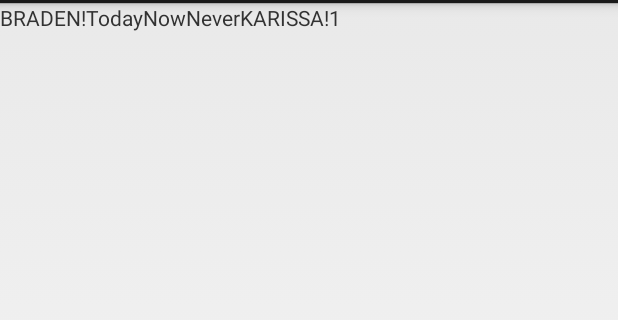
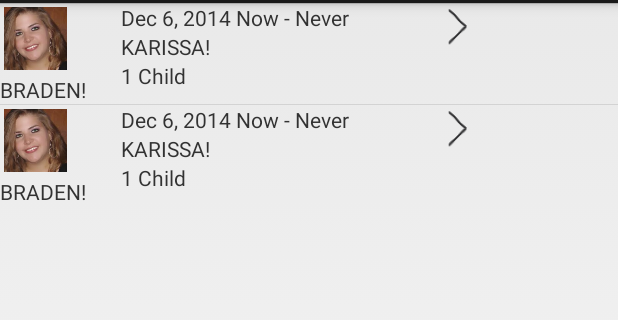
Before and after one commit to buypolarbear/childcareapp-1, an Android app: the screen it shows after launch (MainActivity), on a phone screen of 412 x 824 dp, the part 69-389 px from its top. Run offline under Robolectric (Android 15) with nearby library versions, the phone set to English and light mode, and no system bars.

Commit message:
added some contact card UI stuff

```diff
--- a/app/src/main/java/com/finalproject/cs4962/childcare/ContactCardArrayAdapter.java
+++ b/app/src/main/java/com/finalproject/cs4962/childcare/ContactCardArrayAdapter.java
@@ -5,29 +5,41 @@ import android.view.LayoutInflater;
 import android.view.View;
 import android.view.ViewGroup;
 import android.widget.ArrayAdapter;
+import android.widget.ImageView;
 import android.widget.TextView;
 
 import java.util.ArrayList;
+import java.util.Random;
 
 /**
  * Created by Braden on 12/4/2014.
  */
 class ContactViewHolder {
-    TextView sitterName, date, startTime, endTime, parentName, numKids;
+    TextView sitterName, dateTimes, parentName, numKids;
+    ImageView contactPicture;
+    ImageView arrow;
 }
 
 public class ContactCardArrayAdapter extends ArrayAdapter<ContactCardRowData> {
 
     private ArrayList<ContactCardRowData> list;
-
+    private MainActivity _activity;
+    private View.OnTouchListener _handler;
     //this custom adapter receives an ArrayList of RowData objects.
     //RowData is my class that represents the data for a single row and could be anything.
-    public ContactCardArrayAdapter(Context context, int textViewResourceId, ArrayList<ContactCardRowData> rowDataList)
+    public ContactCardArrayAdapter(Context context,
+                                   int textViewResourceId,
+                                   ArrayList<ContactCardRowData> rowDataList,
+                                   View.OnTouchListener handler,
+                                   MainActivity activity)
     {
         //populate the local list with data.
         super(context, textViewResourceId, rowDataList);
         this.list = new ArrayList<ContactCardRowData>();
         this.list.addAll(rowDataList);
+
+        this._activity = activity;
+        this._handler = handler;
     }
 
     public View getView(final int position, View convertView, ViewGroup parent)
@@ -40,15 +52,17 @@ public class ContactCardArrayAdapter extends ArrayAdapter<ContactCardRowData> {
 
         //inflating the row layout we defined earlier.
         convertView = inflator.inflate(R.layout.contact_view, null);
+        convertView.setOnTouchListener(this._handler);
 
         //setting the views into the ViewHolder.
-        holder.date = (TextView) convertView.findViewById(R.id.date);
+        holder.dateTimes = (TextView) convertView.findViewById(R.id.dateTimes);
         holder.sitterName = (TextView) convertView.findViewById(R.id.sitterName);
-        holder.startTime = (TextView) convertView.findViewById(R.id.startTime);
-        holder.endTime = (TextView) convertView.findViewById(R.id.endTime);
+
+
         holder.parentName = (TextView) convertView.findViewById(R.id.parentName);
         holder.numKids = (TextView) convertView.findViewById(R.id.numKids);
-
+        holder.contactPicture = (ImageView) convertView.findViewById(R.id.contactPicture);
+        holder.arrow = (ImageView) convertView.findViewById(R.id.arrow);
 
         /*//define an onClickListener for the ImageView.
         /*holder.changeRowStatus.setOnClickListener(new OnClickListener()
@@ -79,12 +93,34 @@ public class ContactCardArrayAdapter extends ArrayAdapter<ContactCardRowData> {
         //holder.title.setText(rowDataList.get(position).getName());
         //holder.checked.setChecked(rowDataList.get(position).isChecked());
 
-        holder.date.setText(list.get(position).date);
+        Random rand = new Random();
+        switch(rand.nextInt(3)) {
+            case 0:
+                holder.contactPicture.setImageResource(R.drawable.profile_pic_1);
+                break;
+            case 1:
+                holder.contactPicture.setImageResource(R.drawable.profile_pic_1);
+                break;
+            case 2:
+                holder.contactPicture.setImageResource(R.drawable.profile_pic_1);
+                break;
+        }
+
+        holder.dateTimes.setText(list.get(position).date + " " + list.get(position).startTime + " - " + list.get(position).endTime);
         holder.sitterName.setText(list.get(position).sittername);
-        holder.startTime.setText(list.get(position).startTime);
-        holder.endTime.setText(list.get(position).endTime);
         holder.parentName.setText(list.get(position).parentname);
-        holder.numKids.setText(list.get(position).numKids);
+
+        String append = "";
+        if(Integer.parseInt(list.get(position).numKids) > 1)
+            append = " Children";
+        else
+            append = " Child";
+
+
+        holder.numKids.setText(list.get(position).numKids + append);
+
+
+        holder.arrow.setImageResource(R.drawable.ic_action_name2);
 
         //return the row view.
         return convertView;
--- a/app/src/main/java/com/finalproject/cs4962/childcare/ContactCardClicked.java
+++ b/app/src/main/java/com/finalproject/cs4962/childcare/ContactCardClicked.java
@@ -1,7 +1,25 @@
 package com.finalproject.cs4962.childcare;
+
+import android.view.MotionEvent;
+import android.view.View;
 
 /**
  * Created by Braden on 12/6/2014.
  */
-public class ContactCardClicked {
+public class ContactCardClicked implements View.OnTouchListener {
+
+    public MainActivity activity;
+    public ContactCardClicked(MainActivity Activity) {
+        this.activity = Activity;
+    }
+
+    @Override
+    public boolean onTouch(View view, MotionEvent motionEvent) {
+        if(motionEvent.getAction() == MotionEvent.ACTION_DOWN) {
+            //show the details screen
+            activity.LoadDetailedEventView(view);
+            return true;
+        }
+        return false;
+    }
 }
--- a/app/src/main/java/com/finalproject/cs4962/childcare/MainActivity.java
+++ b/app/src/main/java/com/finalproject/cs4962/childcare/MainActivity.java
@@ -8,7 +8,9 @@ import android.widget.AdapterView;
 import android.widget.ArrayAdapter;
 import android.widget.ListView;
 
+import java.text.DateFormat;
 import java.util.ArrayList;
+import java.util.Date;
 import java.util.List;
 
 import server.API;
@@ -23,14 +25,15 @@ public class MainActivity extends Activity {
         super.onCreate(savedInstanceState);
         setContentView(R.layout.activity_main);
         ListView list = (ListView)findViewById(R.id.listView);
-        ContactCardArrayAdapter dataAdapter = new ContactCardArrayAdapter(this, R.id.sitterName, GetScheduledEvents());
+        ContactCardArrayAdapter dataAdapter = new ContactCardArrayAdapter(this, R.id.sitterName, GetScheduledEvents(), new ContactCardClicked(this), this);
         list.setAdapter(dataAdapter);
     }
     ///////////////////////////////////////////////////////////////////////////
     public ArrayList<ContactCardRowData> GetScheduledEvents() {
+
         ArrayList<ContactCardRowData> data = new ArrayList<ContactCardRowData>();
         ContactCardRowData item = new ContactCardRowData();
-        item.date = "Today";
+        item.date = DateFormat.getDateInstance().format(new Date());
         item.startTime = "Now";
         item.endTime = "Never";
         item.parentname = "KARISSA!";
@@ -39,17 +42,19 @@ public class MainActivity extends Activity {
 
         data.add(item);
 
+        item = new ContactCardRowData();
+        item.date = DateFormat.getDateInstance().format(new Date());
+        item.startTime = "Now";
+        item.endTime = "Never";
+        item.parentname = "KARISSA!";
+        item.sittername = "BRADEN!";
+        item.numKids = "1";
+
+        data.add(item);
         return data;
     }
     ///////////////////////////////////////////////////////////////////////////
     protected ListView addItemsToListView(ListView listview, List<ViewGroup> views) {
-        /*for(View view : views){
-            listview.addView(view);
-        }*/
-        //add the back button
-        //TextView back = new TextView(this);
-        //back.setText("Return to Main Menu");
-        //views.(back);
 
         final ArrayAdapter<ViewGroup> adapter = new ArrayAdapter<ViewGroup>(this, 0);
 
@@ -69,33 +74,10 @@ public class MainActivity extends Activity {
         return listview;
     }
     ///////////////////////////////////////////////////////////////////////////
-    /*protected ListView addItemsToListView(ListView view, ArrayList<String> items) {
-        final ArrayList<String> list = new ArrayList<String>();
-        for (int i = 0; i < items.size(); ++i) {
-            list.add(items.get(i));
-        }
-
-        //add the back button
-        list.add("Return to Main Menu");
-
-        final StableArrayAdapter adapter = new StableArrayAdapter(this,
-                android.R.layout.simple_list_item_1, list);
-
-        view.setAdapter(adapter);
-        view.setOnItemClickListener(new AdapterView.OnItemClickListener() {
-
-            @Override
-            public void onItemClick(AdapterView<?> parent, final View view, int position, long id) {
-                final String item = (String) parent.getItemAtPosition(position);
-                if (item.contains("Main Menu")) {
-                    LoadMainMenu();
-                    return;
-                }
-            }
-        });
-
-        return view;
-    }*/
+    public void LoadDetailedEventView(View view) {
+        //TODO;
+        setContentView(R.layout.detailed_event_view);
+    }
     ///////////////////////////////////////////////////////////////////////////
     protected void LoadMainMenu() {
 
--- a/app/src/main/res/layout/contact_view.xml
+++ b/app/src/main/res/layout/contact_view.xml
@@ -3,44 +3,74 @@
 <LinearLayout xmlns:android="http://schemas.android.com/apk/res/android"
     android:id="@+id/contactLayout"
     android:orientation="horizontal"
-    android:layout_width="match_parent"
+    android:layout_width="wrap_content"
     android:layout_height="match_parent">
 
 
-    <TextView
-        android:id="@+id/sitterName"
+    <LinearLayout
         android:layout_width="wrap_content"
         android:layout_height="wrap_content"
-        android:text="Sitter Name" />
+        android:orientation="vertical">
+
+
+        <ImageView
+            android:id="@+id/contactPicture"
+            android:layout_width="wrap_content"
+            android:layout_height="wrap_content" />
+        <TextView
+            android:id="@+id/sitterName"
+            android:layout_width="wrap_content"
+            android:layout_height="wrap_content"
+            android:text="Sitter Name" />
+
+        </LinearLayout>
+
+
+    <LinearLayout
+        android:layout_width="wrap_content"
+        android:layout_height="wrap_content"
+        android:orientation="vertical"
+        android:paddingLeft="5px"
+        android:paddingRight="5px">
 
         <TextView
-            android:id="@+id/date"
+            android:id="@+id/dateTimes"
             android:layout_width="wrap_content"
             android:layout_height="wrap_content"
+            android:paddingLeft="30px"
+            android:paddingRight="30px"
             android:text="Date" />
+
         <TextView
-            android:id="@+id/startTime"
+            android:id="@+id/parentName"
             android:layout_width="wrap_content"
             android:layout_height="wrap_content"
-            android:text="Start time" />
+            android:paddingLeft="30px"
+            android:paddingRight="30px"
+            android:text="Parent name" />
 
         <TextView
-            android:id="@+id/endTime"
+            android:id="@+id/numKids"
             android:layout_width="wrap_content"
             android:layout_height="wrap_content"
-            android:text="End time" />
+            android:paddingLeft="30px"
+            android:paddingRight="30px"
+            android:text="Number of kids" />
+
+    </LinearLayout>
 
 
-    <TextView
-        android:id="@+id/parentName"
+    <RelativeLayout
         android:layout_width="wrap_content"
         android:layout_height="wrap_content"
-        android:text="Parent name" />
-
-    <TextView
-        android:id="@+id/numKids"
+        android:layout_gravity="right">
+    <ImageView
+        android:id="@+id/arrow"
         android:layout_width="wrap_content"
         android:layout_height="wrap_content"
-        android:text="Number of kids" />
+        android:paddingLeft="50px"
+        android:paddingRight="50px"/>
+    </RelativeLayout>
+
 
 </LinearLayout>
```
Also changed, not shown: app/src/main/res/images/profilepic1.jpg (added), app/src/main/res/images/profilepic2.jpg (added), app/src/main/res/images/profilepic3.jpg (added), app/src/main/res/images/rightArrow.png (added).
